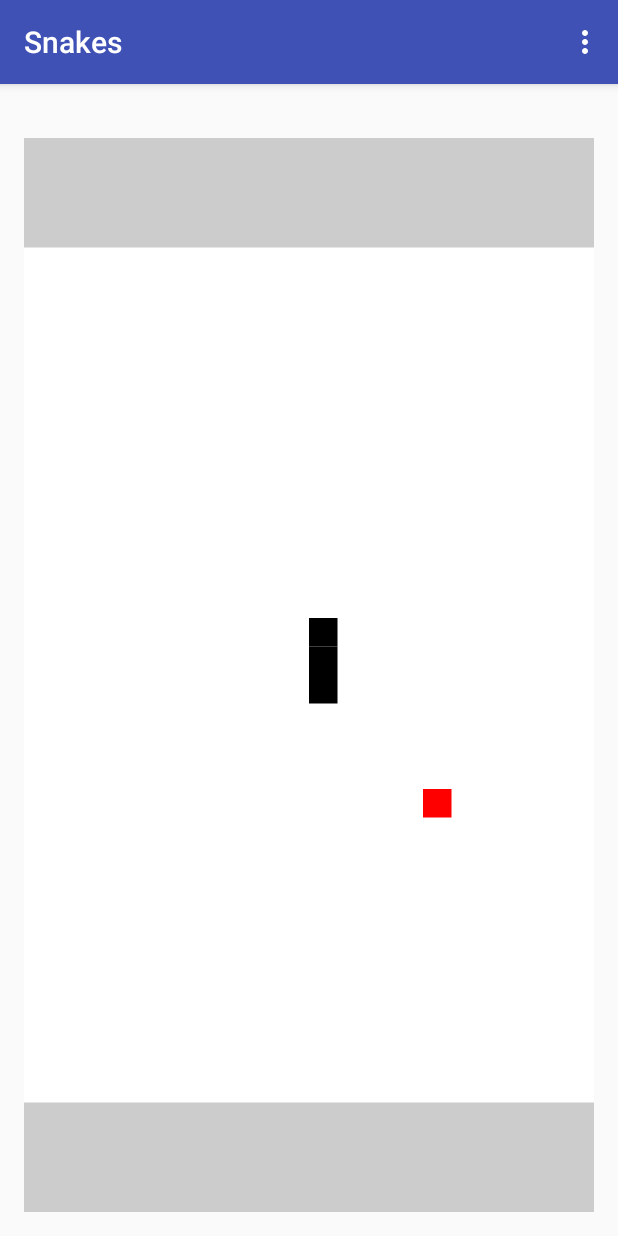
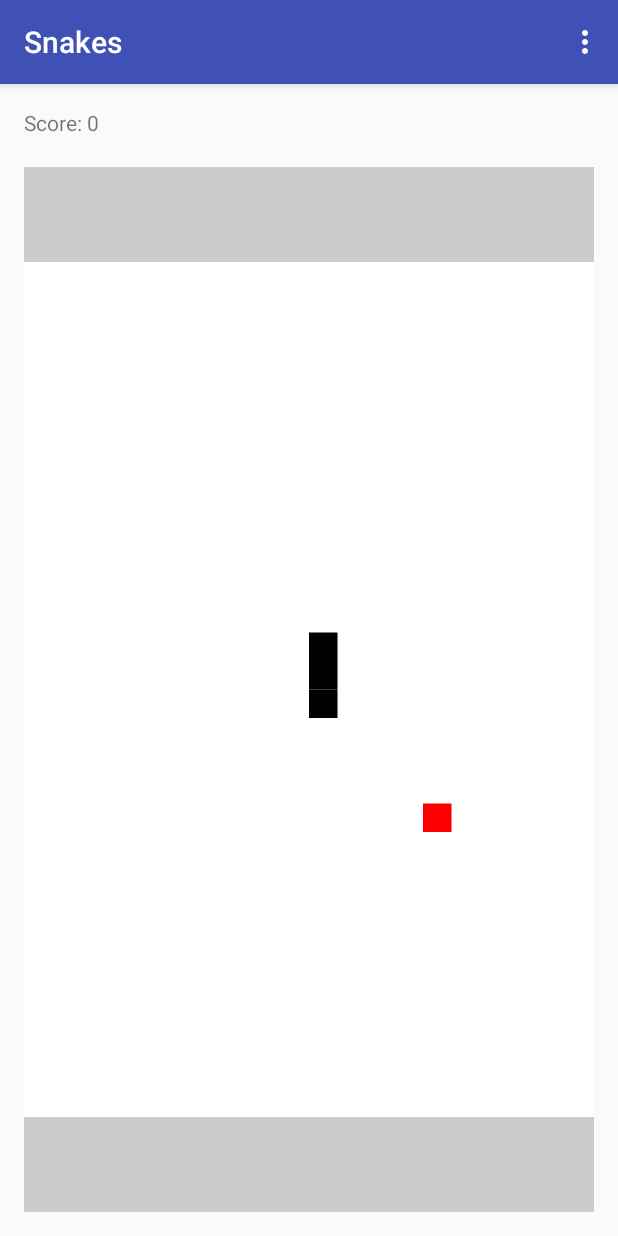
Before and after one commit to fallaciousreasoning/seng440-snakes, an Android app: the screen it shows after launch (MainActivity), on a phone screen of 412 x 824 dp. Run offline under Robolectric (Android 15) with nearby library versions, the phone set to English and light mode, and no system bars; libraries missing offline, so code that uses them is left out: com.android.dx.

Commit message:
Adds a text block to display score

```diff
--- a/SnakesAssignment/app/src/main/res/layout/activity_main.xml
+++ b/SnakesAssignment/app/src/main/res/layout/activity_main.xml
@@ -36,6 +36,11 @@
             android:layout_height="match_parent"
             android:layout_alignParentTop="false"
             android:layout_alignParentLeft="false">
+        <TextView
+            android:layout_width="wrap_content"
+            android:layout_height="wrap_content"
+            android:id="@+id/scoreText"
+            android:text="Score: 0"/>
 
         <LinearLayout
             android:orientation="horizontal"
```
